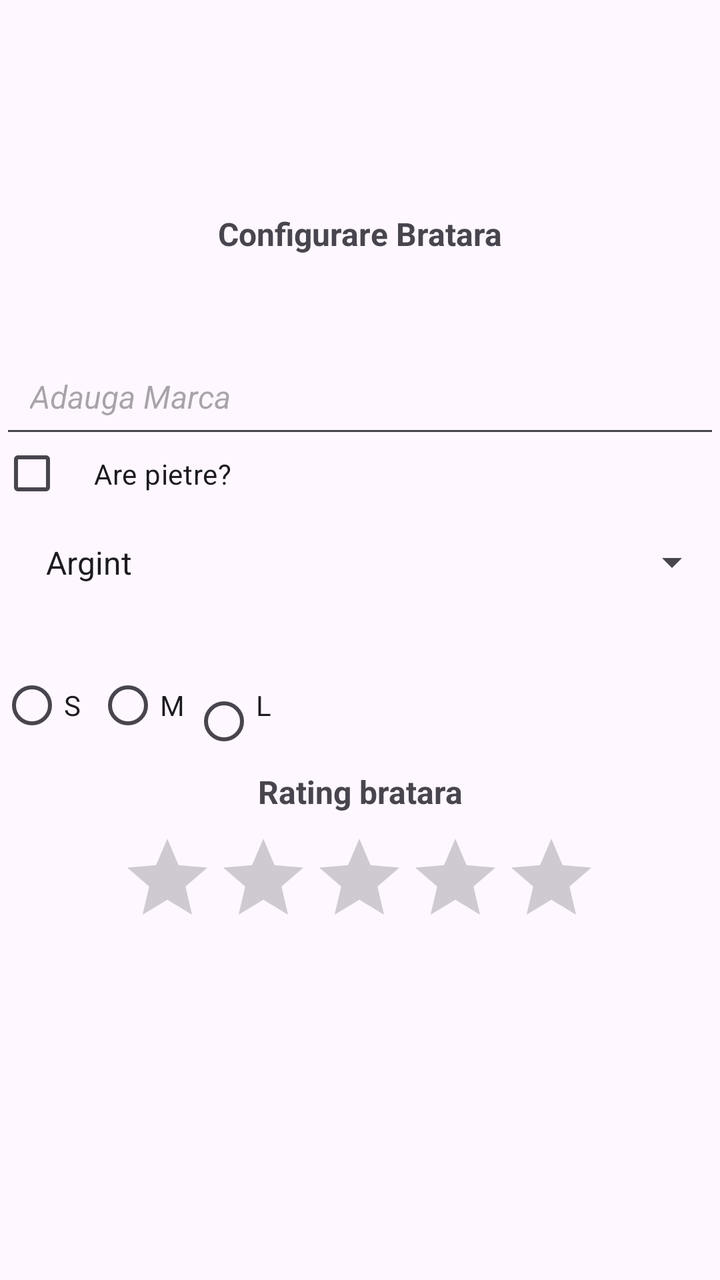
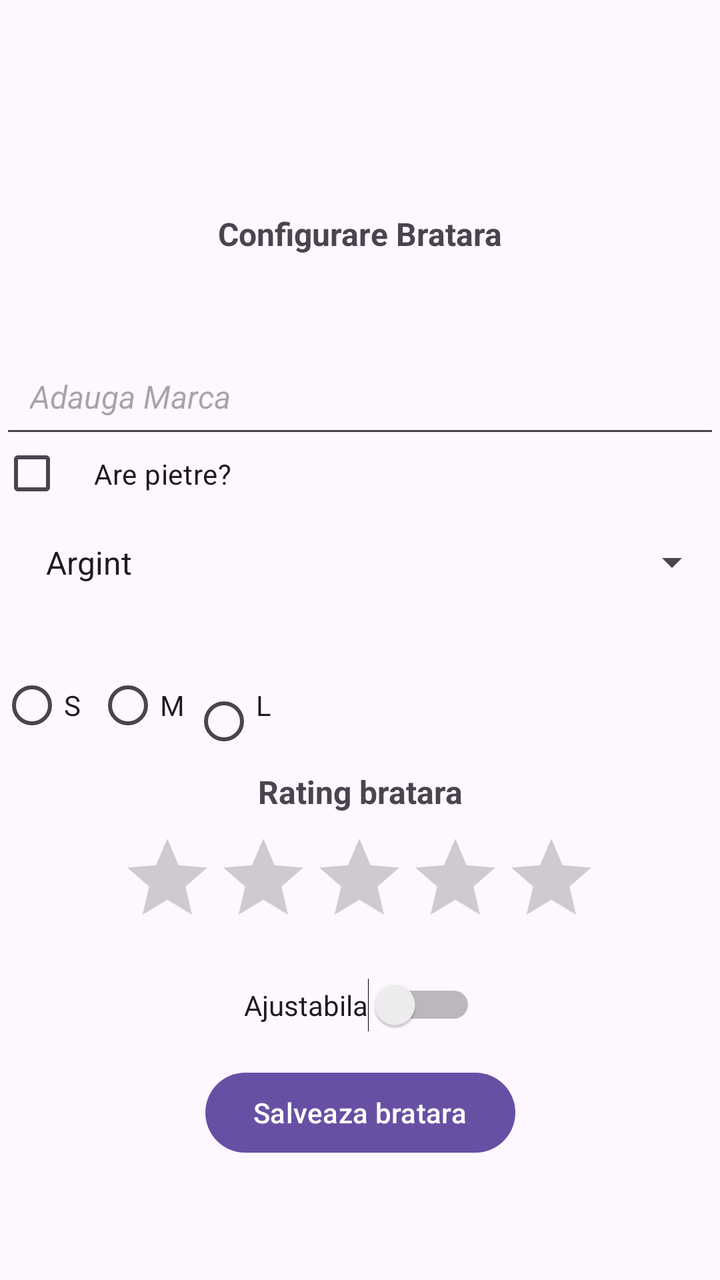

Before-and-after screenshots of an Android layout around one commit, followed by the original layout XML and the change that was made.
<!-- AndroidManifest.xml: application theme Theme.S2 -->
<!-- res/layout/activity_activitate_preluare.xml -->
<?xml version="1.0" encoding="utf-8"?>
<androidx.constraintlayout.widget.ConstraintLayout
    xmlns:android="http://schemas.android.com/apk/res/android"
    xmlns:tools="http://schemas.android.com/tools"
    xmlns:app="http://schemas.android.com/apk/res-auto"
    android:id="@+id/main"
    android:layout_width="match_parent"
    android:layout_height="match_parent"
    tools:context=".ActivitatePreluare">

    <TextView
        android:id="@+id/tvTitlu"
        android:layout_width="match_parent"
        android:layout_height="wrap_content"
        android:padding="14dp"
        android:text="@string/configurare_bratara"
        android:textAlignment="center"
        android:textSize="16sp"
        android:textStyle="bold"
        app:layout_constraintBottom_toBottomOf="parent"
        app:layout_constraintEnd_toEndOf="parent"
        app:layout_constraintHorizontal_bias="0.0"
        app:layout_constraintStart_toStartOf="parent"
        app:layout_constraintTop_toTopOf="parent"
        app:layout_constraintVertical_bias="0.161" />

    <EditText
        android:layout_width="match_parent"
        android:layout_height="wrap_content"
        android:id="@+id/etMarca"
        android:hint="@string/adauga_marca"
        android:textStyle="italic"
        android:textSize="16sp"
        android:padding="15dp"
        app:layout_constraintBottom_toBottomOf="parent"
        app:layout_constraintEnd_toEndOf="parent"
        app:layout_constraintHorizontal_bias="0.0"
        app:layout_constraintStart_toStartOf="parent"
        app:layout_constraintTop_toBottomOf="@+id/tvTitlu"
        app:layout_constraintVertical_bias="0.027" />

    <CheckBox
        android:id="@+id/cbPietre"
        android:layout_width="match_parent"
        android:layout_height="wrap_content"
        android:padding="15dp"
        android:text="@string/are_pietre"
        android:textStyle="normal"
        app:layout_constraintBottom_toBottomOf="parent"
        app:layout_constraintEnd_toEndOf="parent"
        app:layout_constraintHorizontal_bias="0.0"
        app:layout_constraintStart_toStartOf="parent"
        app:layout_constraintTop_toBottomOf="@+id/tvTitlu"
        app:layout_constraintVertical_bias="0.12" />

    <Spinner
        android:layout_width="match_parent"
        android:layout_height="wrap_content"
        android:id="@+id/spinner"
        android:padding="15dp"
        android:entries="@array/tipuriMaterial"
        app:layout_constraintBottom_toBottomOf="parent"
        app:layout_constraintEnd_toEndOf="parent"
        app:layout_constraintHorizontal_bias="0.0"
        app:layout_constraintStart_toStartOf="parent"
        app:layout_constraintTop_toBottomOf="@+id/tvTitlu"
        app:layout_constraintVertical_bias="0.221" />

    <TextView
        android:id="@+id/textView2"
        android:layout_width="match_parent"
        android:layout_height="wrap_content"
        android:text="Rating bratara"
        android:textAlignment="center"
        android:textSize="16sp"
        android:textStyle="bold"
        app:layout_constraintBottom_toBottomOf="@+id/ratingBar"
        app:layout_constraintTop_toBottomOf="@+id/tvTitlu"
        app:layout_constraintVertical_bias="0.773"
        tools:layout_editor_absoluteX="0dp" />

    <RadioGroup
        android:layout_width="match_parent"
        android:layout_height="wrap_content"
        android:id="@+id/rgMarime"
        android:orientation="horizontal"
        app:layout_constraintBottom_toTopOf="@+id/textView2"
        app:layout_constraintTop_toBottomOf="@+id/tvTitlu"
        app:layout_constraintVertical_bias="0.952"
        tools:layout_editor_absoluteX="0dp"
        >

        <RadioButton
            android:id="@+id/RBmarimeS"
            android:text="@string/marime_S"
            android:layout_width="wrap_content"
            android:layout_height="wrap_content"
            >
        </RadioButton>

        <RadioButton
            android:id="@+id/RBmarimeM"
            android:text="@string/marime_M"
            android:layout_width="wrap_content"
            android:layout_height="wrap_content"
            >
        </RadioButton>

        <RadioButton
            android:id="@+id/RBmarimeL"
            android:text="@string/marime_L"
            android:layout_width="wrap_content"
            android:layout_height="wrap_content"
            >
        </RadioButton>
    </RadioGroup>


    <RatingBar
        android:id="@+id/ratingBar"
        android:layout_width="wrap_content"
        android:layout_height="wrap_content"
        android:max="5"
        app:layout_constraintBottom_toBottomOf="parent"
        app:layout_constraintEnd_toEndOf="parent"
        app:layout_constraintHorizontal_bias="0.497"
        app:layout_constraintStart_toStartOf="parent"
        app:layout_constraintTop_toBottomOf="@+id/tvTitlu"
        app:layout_constraintVertical_bias="0.603" />

</androidx.constraintlayout.widget.ConstraintLayout>
<!-- resources referenced by this layout -->
<resources>
  <string-array name="tipuriMaterial">
          <item>Argint</item>
          <item>Aur</item>
          <item>Aur Alb</item>
          <item>Aur 24K</item>
          <item>Stainless Steel</item>
      </string-array>
  <string name="adauga_marca">Adauga Marca</string>
  <string name="are_pietre">Are pietre?</string>
  <string name="configurare_bratara">Configurare Bratara\n</string>
  <string name="marime_L">L\n</string>
  <string name="marime_M">M</string>
  <string name="marime_S">S</string>
  <style name="Theme.S2" parent="Base.Theme.S2" />
  <style name="Base.Theme.S2" parent="Theme.Material3.DayNight.NoActionBar">
          
          
      </style>
</resources>

<!-- the commit's change to res/layout/activity_activitate_preluare.xml (unified diff, before → after) -->
@@ -70,7 +70,7 @@
         android:id="@+id/textView2"
         android:layout_width="match_parent"
         android:layout_height="wrap_content"
-        android:text="Rating bratara"
+        android:text="@string/rating_bratara"
         android:textAlignment="center"
         android:textSize="16sp"
         android:textStyle="bold"
@@ -128,4 +128,25 @@
         app:layout_constraintTop_toBottomOf="@+id/tvTitlu"
         app:layout_constraintVertical_bias="0.603" />
 
+    <Button
+        android:id="@+id/btnSalveaza"
+        android:layout_width="wrap_content"
+        android:layout_height="wrap_content"
+        android:text="@string/salveaza_bratara"
+        app:layout_constraintBottom_toBottomOf="parent"
+        app:layout_constraintEnd_toEndOf="parent"
+        app:layout_constraintStart_toStartOf="parent"
+        app:layout_constraintTop_toBottomOf="@+id/ratingBar" />
+
+    <Switch
+        android:id="@+id/switchAjustabila"
+        android:layout_width="wrap_content"
+        android:layout_height="wrap_content"
+        android:text="@string/ajustabila"
+        app:layout_constraintBottom_toTopOf="@+id/btnSalveaza"
+        app:layout_constraintEnd_toEndOf="parent"
+        app:layout_constraintStart_toStartOf="parent"
+        app:layout_constraintTop_toBottomOf="@+id/ratingBar"
+        tools:ignore="UseSwitchCompatOrMaterialXml" />
+
 </androidx.constraintlayout.widget.ConstraintLayout>
<!-- resource entries referenced after the edit -->
@@ -8,11 +8,14 @@
           <item>Stainless Steel</item>
       </string-array>
   <string name="adauga_marca">Adauga Marca</string>
+  <string name="ajustabila">Ajustabila</string>
   <string name="are_pietre">Are pietre?</string>
   <string name="configurare_bratara">Configurare Bratara\n</string>
   <string name="marime_L">L\n</string>
   <string name="marime_M">M</string>
   <string name="marime_S">S</string>
+  <string name="rating_bratara">Rating bratara</string>
+  <string name="salveaza_bratara">Salveaza bratara</string>
   <style name="Theme.S2" parent="Base.Theme.S2" />
   <style name="Base.Theme.S2" parent="Theme.Material3.DayNight.NoActionBar">
           
